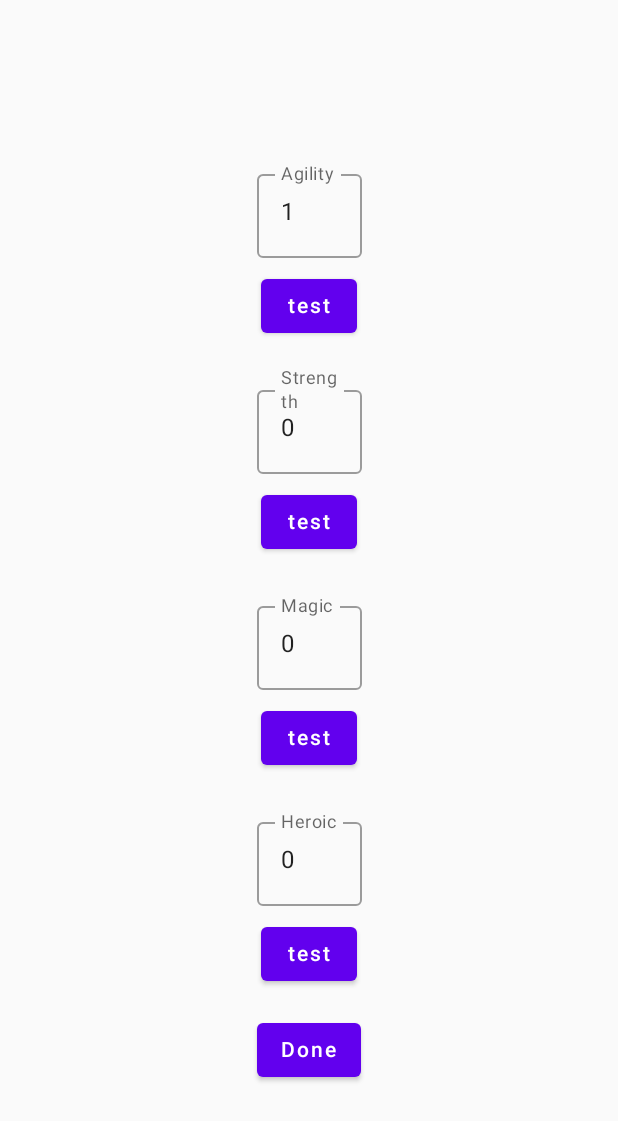
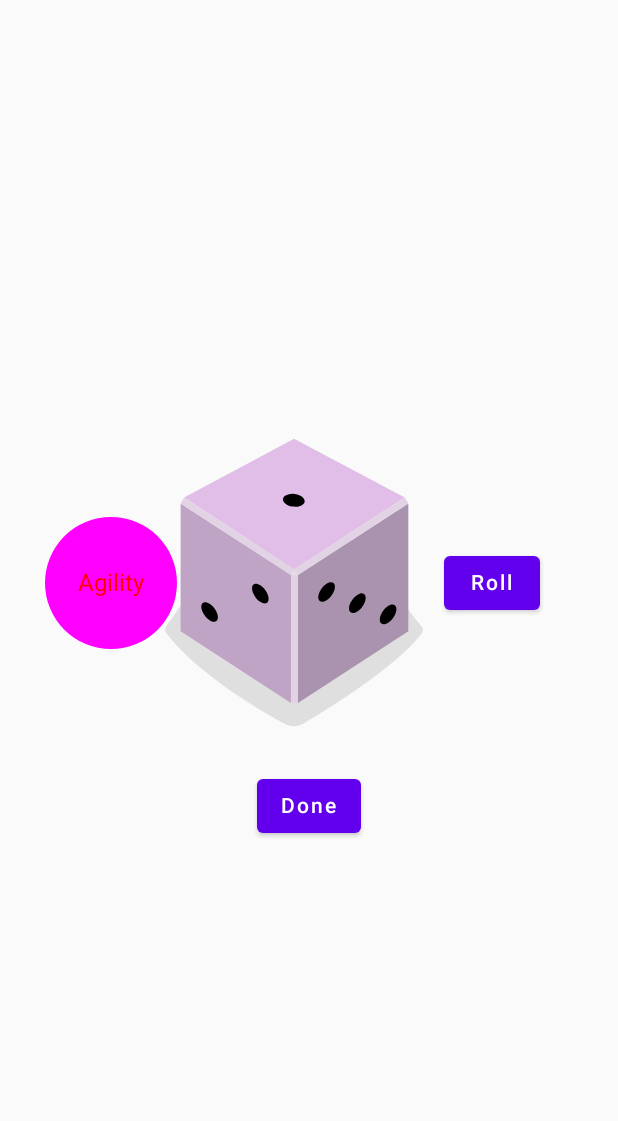
Before and after one commit to I-Adze/oneDeckDungeon, an Android app built with Jetpack Compose: the screen it shows after launch (MainActivity), after a tap on "Done", on a phone screen of 412 x 824 dp. Shown: the top 1121 px of the screen. Run offline under Robolectric (Android 15) with nearby library versions, the phone set to English and light mode, and no system bars; 1 other tap on this screen came first.

Commit message:
Fixed state flow bug and added navigation between screens

```diff
--- a/app/build.gradle
+++ b/app/build.gradle
@@ -55,6 +55,7 @@ dependencies {
     implementation "androidx.compose.ui:ui:$compose_ui_version"
     implementation "androidx.compose.ui:ui-tooling-preview:$compose_ui_version"
     implementation 'androidx.compose.material:material:1.1.1'
+    implementation "androidx.navigation:navigation-compose:2.5.3"
     testImplementation 'junit:junit:4.13.2'
     androidTestImplementation 'androidx.test.ext:junit:1.1.3'
     androidTestImplementation 'androidx.test.espresso:espresso-core:3.4.0'
--- a/app/src/main/java/com/example/onedeckdungeon/DiceViewModel.kt
+++ b/app/src/main/java/com/example/onedeckdungeon/DiceViewModel.kt
@@ -15,9 +15,13 @@ class DiceViewModel : ViewModel() {
         // Copy map to ensure state flow updates
         val newDice = _uiState.value.dice.toMutableMap()
         newDice[dieColor] = num
-        _uiState.update {
-            currentState -> currentState.copy(dice = newDice)
+        _uiState.update { currentState ->
+            currentState.copy(dice = newDice)
         }
+    }
+
+    fun diceList(): List<Die> {
+        return uiState.value.dice.flatMap { entry -> (0 until entry.value).map { Die(entry.key) } }
     }
 }
 
--- a/app/src/main/java/com/example/onedeckdungeon/MainActivity.kt
+++ b/app/src/main/java/com/example/onedeckdungeon/MainActivity.kt
@@ -8,10 +8,9 @@ import androidx.compose.foundation.layout.*
 import androidx.compose.foundation.lazy.LazyColumn
 import androidx.compose.foundation.lazy.items
 import androidx.compose.foundation.text.KeyboardOptions
-import androidx.compose.material.*
-import androidx.compose.material.icons.Icons
-import androidx.compose.material.icons.filled.Add
-import androidx.compose.material.icons.rounded.Add
+import androidx.compose.material.Button
+import androidx.compose.material.OutlinedTextField
+import androidx.compose.material.Text
 import androidx.compose.runtime.*
 import androidx.compose.ui.Alignment
 import androidx.compose.ui.Modifier
@@ -22,6 +21,9 @@ import androidx.compose.ui.res.stringResource
 import androidx.compose.ui.text.input.KeyboardType
 import androidx.compose.ui.tooling.preview.Preview
 import androidx.compose.ui.unit.dp
+import androidx.navigation.compose.NavHost
+import androidx.navigation.compose.composable
+import androidx.navigation.compose.rememberNavController
 import com.example.onedeckdungeon.ui.theme.OneDeckDungeonTheme
 
 class MainActivity : ComponentActivity() {
@@ -54,7 +56,7 @@ fun DieWithButtonAndImage(
     Row(modifier, verticalAlignment = Alignment.CenterVertically) {
         Text(
             text = die.color.displayName,
-            color = Color.White,
+            color = Color.Red,
             modifier = Modifier.drawBehind {
                 drawCircle(
                     color = die.color.displayColor,
@@ -87,9 +89,6 @@ fun DieSelector(modifier: Modifier, label: String, num: Int, onNumChange: (Int)
             },
             label = { Text(label) }
         )
-        Button(onClick = { onNumChange(num + 1) }) {
-            Text(text = "test")
-        }
     }
 
     Button(onClick = { onNumChange(num + 1) }) {
@@ -98,7 +97,12 @@ fun DieSelector(modifier: Modifier, label: String, num: Int, onNumChange: (Int)
 }
 
 @Composable
-fun DiceMenu(modifier: Modifier, diceViewModel: DiceViewModel, dice: Map<DieColor, Int>) {
+fun DiceMenu(
+    diceViewModel: DiceViewModel,
+    dice: Map<DieColor, Int>,
+    onDone: () -> Unit,
+    modifier: Modifier = Modifier
+) {
     LazyColumn(modifier, horizontalAlignment = Alignment.CenterHorizontally) {
         items(DieColor.values()) { dieColor ->
             DieSelector(
@@ -111,10 +115,23 @@ fun DiceMenu(modifier: Modifier, diceViewModel: DiceViewModel, dice: Map<DieColo
             Spacer(Modifier.height(16.dp))
         }
         item {
-            Button(onClick = {
-            }) { Text(stringResource(R.string.done)) }
+            Button(onClick = onDone) { Text(stringResource(R.string.done)) }
         }
 
+    }
+}
+
+@Composable
+fun RollDice(
+    dice: List<Die>, onDone: () -> Unit, modifier: Modifier = Modifier
+) {
+    LazyColumn(modifier, horizontalAlignment = Alignment.CenterHorizontally) {
+        items(dice) { die ->
+            DieWithButtonAndImage(die, modifier)
+        }
+        item {
+            Button(onClick = onDone) { Text(stringResource(R.string.done)) }
+        }
     }
 }
 
@@ -127,12 +144,24 @@ fun ODDApp(
 ) {
     val diceViewModel = DiceViewModel()
     val diceState by diceViewModel.uiState.collectAsState()
+    val navController = rememberNavController()
     OneDeckDungeonTheme {
-//        LazyColumn(modifier, horizontalAlignment = Alignment.CenterHorizontally) {
-//            items(dice) { die ->
-//                DieWithButtonAndImage(die, modifier)
-//            }
-//        }
-        DiceMenu(modifier, diceViewModel, diceState.dice)
+        NavHost(navController = navController, startDestination = Screens.MENU.name) {
+            composable(route = Screens.MENU.name) {
+                DiceMenu(
+                    diceViewModel,
+                    diceState.dice,
+                    { navController.navigate(Screens.ROLL.name) },
+                    modifier
+                )
+            }
+            composable(route = Screens.ROLL.name) {
+                RollDice(
+                    diceViewModel.diceList(),
+                    { navController.navigate(Screens.MENU.name) },
+                    modifier
+                )
+            }
+        }
     }
 }
--- /dev/null
+++ b/app/src/main/java/com/example/onedeckdungeon/Screens.kt
@@ -0,0 +1,6 @@
+package com.example.onedeckdungeon
+
+enum class Screens {
+    MENU,
+    ROLL
+}
```
